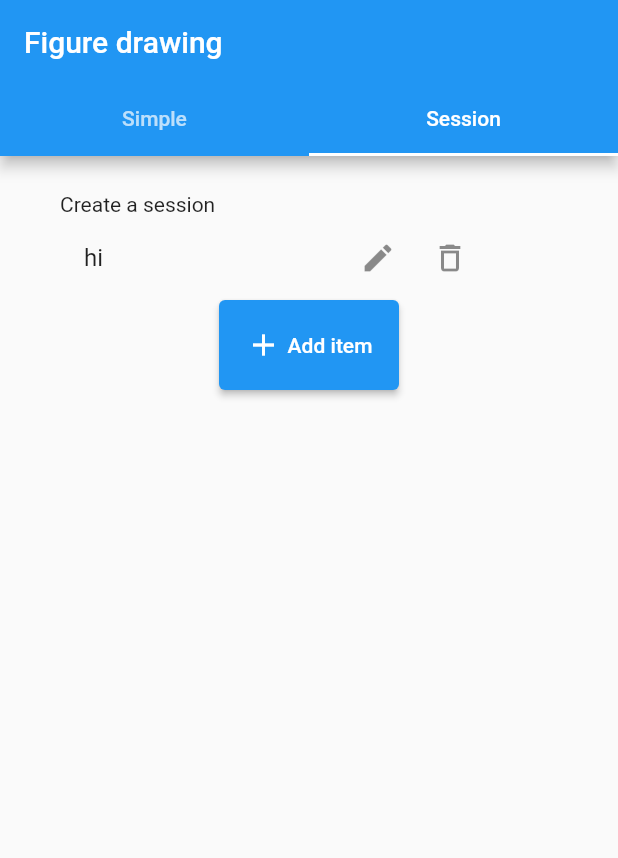
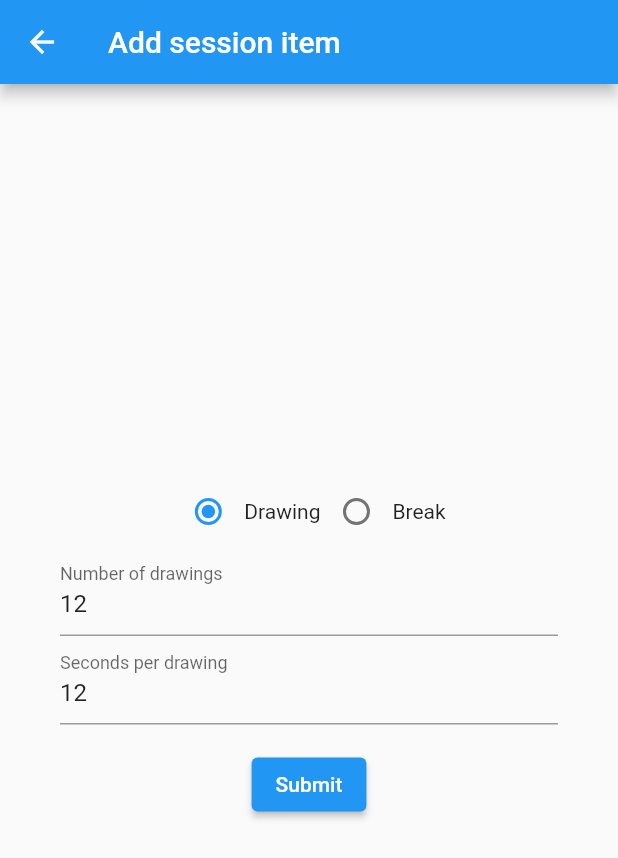
Before and after one commit to greymatcha/figure-drawing, a Flutter app: the screen it shows after launch, tab 2 chosen, after a tap on the "edit" icon, on a phone screen of 412 x 824 dp. Shown: the top 858 px of the screen. Run offline on Flutter 3.47's test engine with Material 2 defaults, Android fonts, the phone set to English and light mode, and no system bars; our stand-ins replace file_picker.

Commit message:
feature: build base session scheduler

```diff
--- a/lib/classes.dart
+++ b/lib/classes.dart
@@ -1,5 +1,23 @@
+import 'package:flutter/material.dart';
+
 class UserSettings {
   int timeBetweenImages;
 
   UserSettings(this.timeBetweenImages);
 }
+
+enum SessionItemType { pause, draw }
+
+class SessionItem {
+  Key key;
+  SessionItemType type;
+
+  // For a break, this decides how long the break is. For an image it decides
+  // how much time is spent per image.
+  int? timeAmount;
+
+  // Optional
+  int? imageAmount;
+
+  SessionItem(this.key, this.type, this.timeAmount, this.imageAmount);
+}
--- a/lib/pages/home.dart
+++ b/lib/pages/home.dart
@@ -2,6 +2,7 @@ import 'package:flutter/material.dart';
 import 'package:file_picker/file_picker.dart';
 
 import 'package:figure_drawing/pages/display.dart';
+import 'package:figure_drawing/pages/session_item.dart';
 import 'package:figure_drawing/utilities/utilities.dart' as utilities;
 import 'package:figure_drawing/classes.dart' as classes;
 
@@ -25,16 +26,14 @@ class _HomePageState extends State<HomePage> {
   List<String> imagePaths = [];
   String folderName = "";
   bool hasSelected = false;
+  int sessionKey = 0;
 
   int timerValue = 30;
-  List<Object> sessionData = [
-    {
-      "key": "dawdaw",
-      "type": "break",
-      "isBreak": false,
-      "imageAmount": 10,
-      "timePerImage": 30
-    }
+  List<classes.SessionItem> session = [
+    classes.SessionItem(const Key("hi"), classes.SessionItemType.draw, 12, 12),
+    classes.SessionItem(const Key("hi1"), classes.SessionItemType.draw, 5, 5),
+    classes.SessionItem(const Key("hi2"), classes.SessionItemType.pause, 120, null),
+    classes.SessionItem(const Key("hi3"), classes.SessionItemType.draw, 8, 8)
   ];
 
   @override
@@ -68,10 +67,9 @@ class _HomePageState extends State<HomePage> {
         ),
         body: TabBarView(
             children: [
-              Center(
-                child: Column(
-                  mainAxisAlignment: MainAxisAlignment.center,
+              Column(
                 children: <Widget>[
+                  const SizedBox(height: 24),
                   hasSelected ?
                     Text('Found ${imagePaths.length.toString()} images in "$folderName"') :
                     const Text("Supported image types: jpg, png, webp, gif"),
@@ -138,7 +136,6 @@ class _HomePageState extends State<HomePage> {
                     ],
                   )
                 ],
-                )
               ),
               Center(
                 child: Column(
@@ -150,11 +147,26 @@ class _HomePageState extends State<HomePage> {
                         padding: const EdgeInsets.symmetric(horizontal: 40),
                         footer: Column(
                           children: [
+                            SizedBox(height: 12),
                             ElevatedButton(
-                              onPressed: () {},
+                              onPressed: () {
+                                _navigateAddEditPage(
+                                  context,
+                                  classes.SessionItem(
+                                    Key((sessionKey + 1).toString()),
+                                    classes.SessionItemType.draw,
+                                    null,
+                                    null
+                                  ),
+                                  null
+                                );
+                                setState(() {
+                                  sessionKey += 1;
+                                });
+                              },
                               style: ElevatedButton.styleFrom(
                                 maximumSize: const Size(120, 500),
-                                padding: EdgeInsets.fromLTRB(4, 18, 4, 18),
+                                padding: const EdgeInsets.fromLTRB(4, 18, 4, 18),
                               ),
                               child: Row(
                                 mainAxisAlignment: MainAxisAlignment.center,
@@ -167,21 +179,45 @@ class _HomePageState extends State<HomePage> {
                             ),
                           ],
                         ),
-                        children: [
-                          ListTile(
-                            key: Key("1"),
-                            title: Text("hi"),
+                        children:
+                          session.asMap().entries.map((MapEntry entry) {
+                            int index = entry.key;
+                            classes.SessionItem sessionItem = entry.value;
+                            return ListTile(
+                              key: sessionItem.key,
+                              title: Text(sessionItemDescription(sessionItem)),
                               trailing: Row(
                                 mainAxisSize: MainAxisSize.min,
                                 children: [
-                                IconButton(onPressed: () {}, icon: Icon(Icons.edit)),
-                                IconButton(onPressed: () {}, icon: Icon(Icons.delete_outline)),
-                                SizedBox(width: 32),
+                                  IconButton(onPressed: () {
+                                    _navigateAddEditPage(
+                                        context,
+                                        sessionItem,
+                                        index
+                                    );
+                                  }, icon: const Icon(Icons.edit)),
+                                  IconButton(onPressed: () {
+                                    setState(() {
+                                      session.removeAt(index);
+                                    });
+                                    ScaffoldMessenger.of(context).showSnackBar(
+                                      const SnackBar(content: Text("Session item removed"))
+                                    );
+                                  }, icon: const Icon(Icons.delete_outline)),
+                                  const SizedBox(width: 32),
                                 ],
                               )
-                          )
-                        ],
-                        onReorder: (int oldIndex, int newIndex) {}
+                            );
+                          }).toList(),
+                        onReorder: (int oldIndex, int newIndex) {
+                          setState(() {
+                            if (oldIndex < newIndex) {
+                              newIndex -= 1;
+                            }
+                            final classes.SessionItem sessionItem = session.removeAt(oldIndex);
+                            session.insert(newIndex, sessionItem);
+                          });
+                        }
                       )
                     ),
                   ]
@@ -192,4 +228,38 @@ class _HomePageState extends State<HomePage> {
       )
     );
   }
+
+  Future<void> _navigateAddEditPage(BuildContext context, classes.SessionItem sessionItem, int? existingIndex) async {
+    final classes.SessionItem? resultSessionItem = await Navigator.push(
+      context,
+      MaterialPageRoute(builder: (context) => SessionItemPage(sessionItem: sessionItem))
+    );
+    if (resultSessionItem != null) {
+      setState(() {
+        if (existingIndex != null) {
+          session[existingIndex] = resultSessionItem;
+          ScaffoldMessenger.of(context).showSnackBar(
+              const SnackBar(content: Text("Session item updated"))
+          );
+        } else {
+          session.add(resultSessionItem);
+          ScaffoldMessenger.of(context).showSnackBar(
+              const SnackBar(content: Text("Session item added"))
+          );
         }
+      });
+    }
+  }
+}
+
+String sessionItemDescription(classes.SessionItem sessionItem) {
+  String result = "";
+
+  if (sessionItem.type == classes.SessionItemType.pause) {
+    result = "${sessionItem.timeAmount}s break";
+  } else {
+    result = "${sessionItem.imageAmount} drawings of ${sessionItem.timeAmount}s each";
+  }
+
+  return result;
+}
--- /dev/null
+++ b/lib/pages/session_item.dart
@@ -0,0 +1,190 @@
+import 'package:flutter/material.dart';
+
+import 'package:figure_drawing/classes.dart' as classes;
+
+class SessionItemPage extends StatefulWidget {
+  final classes.SessionItem sessionItem;
+
+  const SessionItemPage ({ required this.sessionItem });
+
+  @override
+  _SessionItemPageState createState() => _SessionItemPageState(sessionItem: this.sessionItem);
+}
+
+class _SessionItemPageState extends State<SessionItemPage> {
+  classes.SessionItem sessionItem;
+  final _formDrawKey = GlobalKey<FormState>();
+  final _formBreakKey = GlobalKey<FormState>();
+
+  _SessionItemPageState({ required this.sessionItem });
+
+  @override
+  Widget build(BuildContext context) {
+    return Scaffold(
+      appBar: AppBar(
+        title: const Text("Add session item"),
+      ),
+      body: Center(
+        child: Padding(
+          padding: const EdgeInsets.symmetric(horizontal: 40),
+          child: Column(
+            mainAxisAlignment: MainAxisAlignment.center,
+            children: [
+              Row(
+                mainAxisAlignment: MainAxisAlignment.center,
+                children: [
+                  Radio(
+                    value: classes.SessionItemType.draw,
+                    groupValue: sessionItem.type,
+                    onChanged: (classes.SessionItemType? value) {
+                      if (value != null) {
+                        setState(() {
+                          sessionItem.type = value;
+                        });
+                      }
+                    },
+                  ),
+                  Text("Drawing"),
+                  Radio(
+                    value: classes.SessionItemType.pause,
+                    groupValue: sessionItem.type,
+                    onChanged: (classes.SessionItemType? value) {
+                      if (value != null) {
+                        setState(() {
+                          sessionItem.type = value;
+                        });
+                      }
+                    },
+                  ),
+                  Text("Break"),
+                ],
+              ),
+              sessionItem.type == classes.SessionItemType.draw ?
+                FocusTraversalGroup(
+                  child: Form(
+                      key: _formDrawKey,
+                      onChanged: () {
+                        Form.of(primaryFocus!.context!)!.save();
+                      },
+                      child: Column(
+                        children: [
+                          TextFormField(
+                            decoration: const InputDecoration(
+                              labelText: 'Number of drawings',
+                            ),
+                            initialValue: sessionItem.imageAmount != null ? sessionItem.imageAmount.toString() : "",
+                            keyboardType: TextInputType.number,
+                            onSaved: (String? value) {
+                              if (value != null && value.isNotEmpty) {
+                                int? parsedInt = int.tryParse(value);
+                                if (parsedInt != null) {
+                                  sessionItem.imageAmount = parsedInt;
+                                }
+                              }
+                            },
+                            validator: (String? value) {
+                              if (value != null && value.isNotEmpty) {
+                                int? parsedInt = int.tryParse(value);
+                                if (parsedInt != null) {
+                                  return null;
+                                }
+                              }
+
+                              return "Please enter a whole number";
+                            },
+                          ),
+                          TextFormField(
+                            decoration: const InputDecoration(
+                              labelText: 'Seconds per drawing',
+                            ),
+                            initialValue: sessionItem.timeAmount != null ? sessionItem.timeAmount.toString() : "",
+                            keyboardType: TextInputType.number,
+                            onSaved: (String? value) {
+                              if (value != null && value.isNotEmpty) {
+                                int? parsedInt = int.tryParse(value);
+                                if (parsedInt != null) {
+                                  sessionItem.timeAmount = parsedInt;
+                                }
+                              }
+                            },
+                            validator: (String? value) {
+                              if (value != null && value.isNotEmpty) {
+                                int? parsedInt = int.tryParse(value);
+                                if (parsedInt != null) {
+                                  return null;
+                                }
+                              }
+
+                              return "Please enter a whole number";
+                            },
+                          ),
+                          Padding(
+                            padding: const EdgeInsets.symmetric(vertical: 16.0),
+                            child: ElevatedButton(
+                              onPressed: () {
+                                if (_formDrawKey.currentState!.validate()) {
+                                  Navigator.pop(context, sessionItem);
+                                }
+                              },
+                              child: const Text('Submit'),
+                            ),
+                          ),
+                        ],
+                      )
+                  )
+                ) :
+              FocusTraversalGroup(
+                  child: Form(
+                    key: _formBreakKey,
+                    onChanged: () {
+                      Form.of(primaryFocus!.context!)!.save();
+                    },
+                    child: Column(
+                      children: [
+                        TextFormField(
+                          decoration: const InputDecoration(
+                            labelText: 'Break length in seconds',
+                          ),
+                          initialValue: sessionItem.timeAmount != null ? sessionItem.timeAmount.toString() : "",
+                          keyboardType: TextInputType.number,
+                          onSaved: (String? value) {
+                            if (value != null && value.isNotEmpty) {
+                              int? parsedInt = int.tryParse(value);
+                              if (parsedInt != null) {
+                                sessionItem.timeAmount = parsedInt;
+                              }
+                            }
+                          },
+                          validator: (String? value) {
+                            if (value != null && value.isNotEmpty) {
+                              int? parsedInt = int.tryParse(value);
+                              if (parsedInt != null) {
+                                return null;
+                              }
+                            }
+
+                            return "Please enter a whole number";
+                          },
+                        ),
+                        Padding(
+                          padding: const EdgeInsets.symmetric(vertical: 16.0),
+                          child: ElevatedButton(
+                            onPressed: () {
+                              if (_formBreakKey.currentState!.validate()) {
+                                Navigator.pop(context, sessionItem);
+                              }
+                            },
+                            child: const Text('Submit'),
+                          ),
+                        ),
+                      ],
+                    )
+                  )
+              )
+            ]
+          ),
+        )
+      )
+    );
+  }
+}
```
Lines whose indentation alone changed are shown as unchanged.
